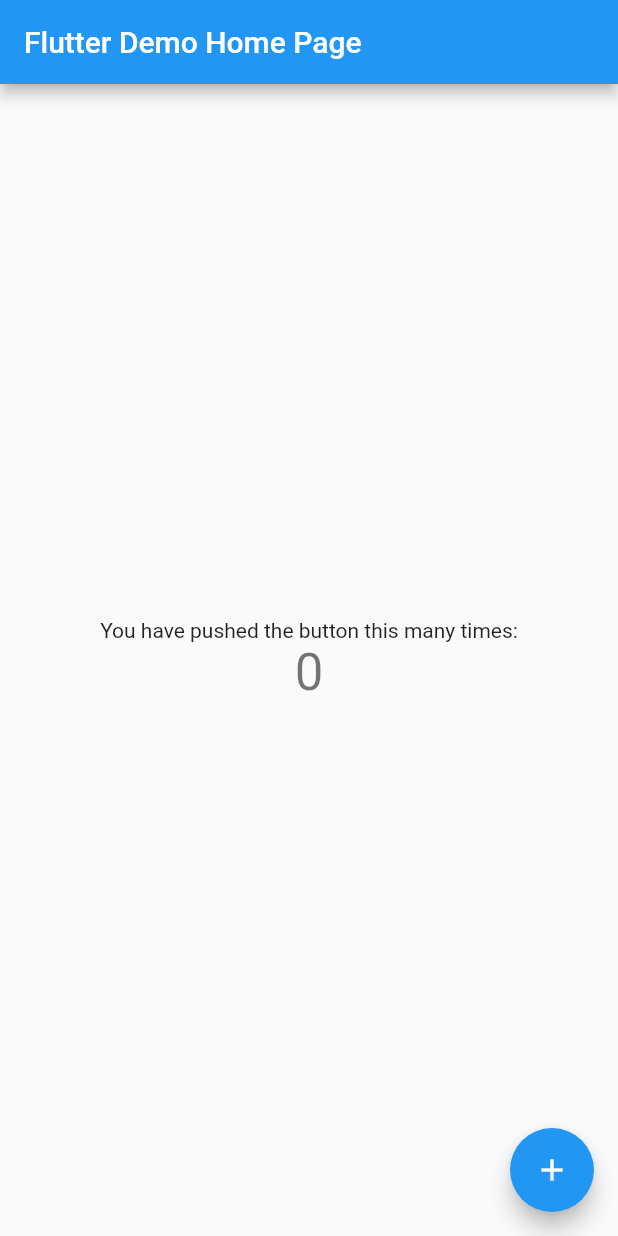
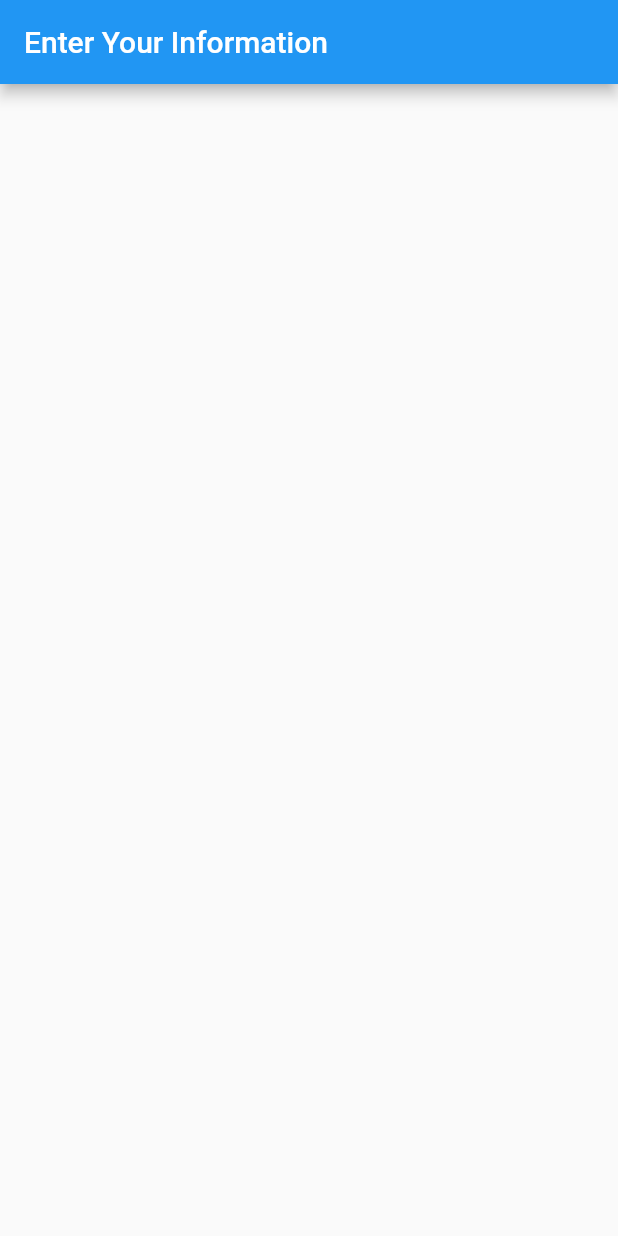
Before and after one commit to RafidKhan/flutter_form_builder, a Flutter app: the screen it shows after launch, on a phone screen of 412 x 824 dp. Run offline on Flutter 3.47's test engine with Material 2 defaults, Android fonts, the phone set to English and light mode, and no system bars.

Commit message:
ui: form ui create

```diff
--- /dev/null
+++ b/lib/form_view/form_view.dart
@@ -0,0 +1,19 @@
+import 'package:flutter/material.dart';
+
+class FormView extends StatefulWidget {
+  const FormView({Key? key}) : super(key: key);
+
+  @override
+  State<FormView> createState() => _FormViewState();
+}
+
+class _FormViewState extends State<FormView> {
+  @override
+  Widget build(BuildContext context) {
+    return Scaffold(
+      appBar: AppBar(
+        title: const Text("Enter Your Information"),
+      ),
+    );
+  }
+}
--- a/lib/main.dart
+++ b/lib/main.dart
@@ -1,4 +1,5 @@
 import 'package:flutter/material.dart';
+import 'package:form_builder/form_view/form_view.dart';
 
 void main() {
   runApp(const MyApp());
@@ -7,109 +8,15 @@
 class MyApp extends StatelessWidget {
   const MyApp({super.key});
 
-  // This widget is the root of your application.
   @override
   Widget build(BuildContext context) {
     return MaterialApp(
-      title: 'Flutter Demo',
+      debugShowCheckedModeBanner: false,
+      title: 'Flutter Form Builder',
       theme: ThemeData(
-        // This is the theme of your application.
-        //
-        // Try running your application with "flutter run". You'll see the
-        // application has a blue toolbar. Then, without quitting the app, try
-        // changing the primarySwatch below to Colors.green and then invoke
-        // "hot reload" (press "r" in the console where you ran "flutter run",
-        // or simply save your changes to "hot reload" in a Flutter IDE).
-        // Notice that the counter didn't reset back to zero; the application
-        // is not restarted.
         primarySwatch: Colors.blue,
       ),
-      home: const MyHomePage(title: 'Flutter Demo Home Page'),
+      home: const FormView(),
     );
   }
 }
-
-class MyHomePage extends StatefulWidget {
-  const MyHomePage({super.key, required this.title});
-
-  // This widget is the home page of your application. It is stateful, meaning
-  // that it has a State object (defined below) that contains fields that affect
-  // how it looks.
-
-  // This class is the configuration for the state. It holds the values (in this
-  // case the title) provided by the parent (in this case the App widget) and
-  // used by the build method of the State. Fields in a Widget subclass are
-  // always marked "final".
-
-  final String title;
-
-  @override
-  State<MyHomePage> createState() => _MyHomePageState();
-}
-
-class _MyHomePageState extends State<MyHomePage> {
-  int _counter = 0;
-
-  void _incrementCounter() {
-    setState(() {
-      // This call to setState tells the Flutter framework that something has
-      // changed in this State, which causes it to rerun the build method below
-      // so that the display can reflect the updated values. If we changed
-      // _counter without calling setState(), then the build method would not be
-      // called again, and so nothing would appear to happen.
-      _counter++;
-    });
-  }
-
-  @override
-  Widget build(BuildContext context) {
-    // This method is rerun every time setState is called, for instance as done
-    // by the _incrementCounter method above.
-    //
-    // The Flutter framework has been optimized to make rerunning build methods
-    // fast, so that you can just rebuild anything that needs updating rather
-    // than having to individually change instances of widgets.
-    return Scaffold(
-      appBar: AppBar(
-        // Here we take the value from the MyHomePage object that was created by
-        // the App.build method, and use it to set our appbar title.
-        title: Text(widget.title),
-      ),
-      body: Center(
-        // Center is a layout widget. It takes a single child and positions it
-        // in the middle of the parent.
-        child: Column(
-          // Column is also a layout widget. It takes a list of children and
-          // arranges them vertically. By default, it sizes itself to fit its
-          // children horizontally, and tries to be as tall as its parent.
-          //
-          // Invoke "debug painting" (press "p" in the console, choose the
-          // "Toggle Debug Paint" action from the Flutter Inspector in Android
-          // Studio, or the "Toggle Debug Paint" command in Visual Studio Code)
-          // to see the wireframe for each widget.
-          //
-          // Column has various properties to control how it sizes itself and
-          // how it positions its children. Here we use mainAxisAlignment to
-          // center the children vertically; the main axis here is the vertical
-          // axis because Columns are vertical (the cross axis would be
-          // horizontal).
-          mainAxisAlignment: MainAxisAlignment.center,
-          children: <Widget>[
-            const Text(
-              'You have pushed the button this many times:',
-            ),
-            Text(
-              '$_counter',
-              style: Theme.of(context).textTheme.headline4,
-            ),
-          ],
-        ),
-      ),
-      floatingActionButton: FloatingActionButton(
-        onPressed: _incrementCounter,
-        tooltip: 'Increment',
-        child: const Icon(Icons.add),
-      ), // This trailing comma makes auto-formatting nicer for build methods.
-    );
-  }
-}
```
